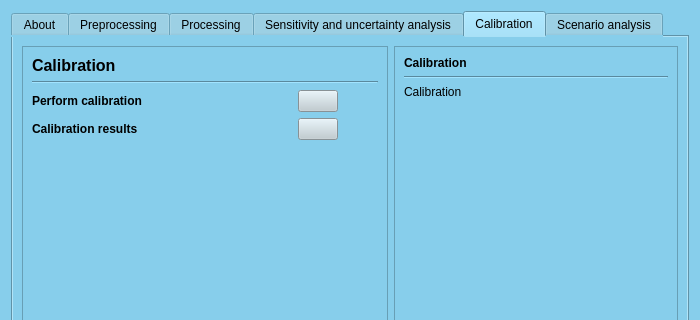
First picture: the form in ui/dialog_base.ui, repository Inigobarbe/QAnnAGNPS, before the edit; both pictures show x 0 to 700 and y 0 to 320 of the 700 by 475 pixel window.
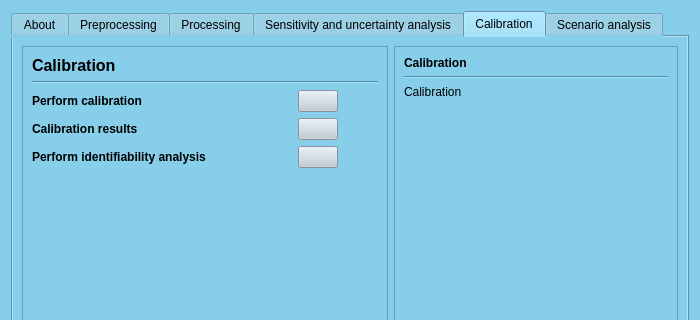
Second picture: the form after the edit. The open tabs and pages were chosen to show the change.

Patch:
```diff
--- a/ui/dialog_base.ui
+++ b/ui/dialog_base.ui
@@ -1742,7 +1742,60 @@
             </item>
            </layout>
           </item>
-          <item row="4" column="1">
+          <item row="4" column="0" colspan="2">
+           <layout class="QHBoxLayout" name="horizontalLayout_22">
+            <item>
+             <widget class="QLabel" name="label_41">
+              <property name="minimumSize">
+               <size>
+                <width>260</width>
+                <height>0</height>
+               </size>
+              </property>
+              <property name="font">
+               <font>
+                <weight>75</weight>
+                <bold>true</bold>
+               </font>
+              </property>
+              <property name="text">
+               <string>Perform identifiability analysis</string>
+              </property>
+             </widget>
+            </item>
+            <item>
+             <widget class="QPushButton" name="identifiability">
+              <property name="styleSheet">
+               <string notr="true">QPushButton {
+    background-color: #becbd1;
+    color: black;
+}
+
+QPushButton:hover {
+    color: white;
+}</string>
+              </property>
+              <property name="text">
+               <string/>
+              </property>
+             </widget>
+            </item>
+            <item>
+             <spacer name="horizontalSpacer_22">
+              <property name="orientation">
+               <enum>Qt::Horizontal</enum>
+              </property>
+              <property name="sizeHint" stdset="0">
+               <size>
+                <width>40</width>
+                <height>20</height>
+               </size>
+              </property>
+             </spacer>
+            </item>
+           </layout>
+          </item>
+          <item row="5" column="1">
            <spacer name="verticalSpacer_7">
             <property name="orientation">
              <enum>Qt::Vertical</enum>
```
